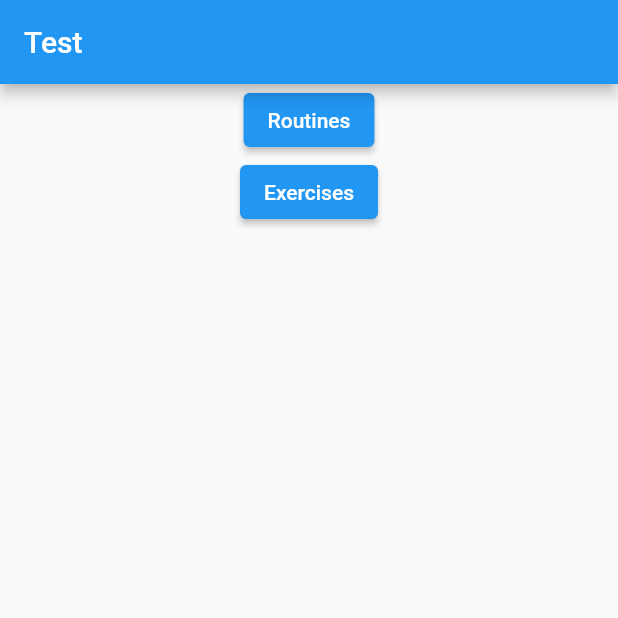
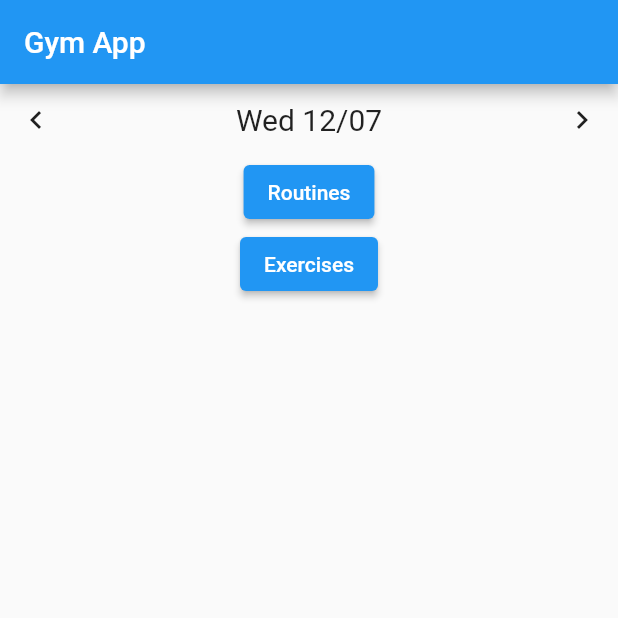
Before and after one commit to Maccas21/flutter_gym_app, a Flutter app: the screen it shows after launch, on a phone screen of 412 x 824 dp, the top half of it. Run offline on Flutter 3.47's test engine with Material 2 defaults, Android fonts, the phone set to English and light mode, and no system bars; our stand-ins replace hive, hive_flutter; accounts and stored records are empty.

Commit message:
added basic date selector, home page tiles, refactor

```diff
--- a/lib/Model/exercises.dart
+++ b/lib/Model/exercises.dart
@@ -74,6 +74,9 @@ const muscleCategory = {
   ],
 };
 
+// When changing RUN COMMAND: "flutter packages pub run build_runner build"
+// regenerates type adapters used by hive
+
 @HiveType(typeId: 1)
 class ExerciseSet {
   @HiveField(0)
@@ -95,5 +98,7 @@ class ExerciseDayLog {
   @HiveField(0)
   List<ExerciseSet> sets = [];
   @HiveField(1)
-  DateTime date = DateTime.now();
+  DateTime date;
+
+  ExerciseDayLog({required this.date});
 }
--- a/lib/Pages/exercises_page.dart
+++ b/lib/Pages/exercises_page.dart
@@ -5,7 +5,8 @@ import 'package:flutter_gym_app/Pages/graph_tab.dart';
 import 'package:flutter_gym_app/Pages/history_tab.dart';
 
 class ExercisesPage extends StatefulWidget {
-  const ExercisesPage({super.key});
+  final DateTime currentDate;
+  const ExercisesPage({super.key, required this.currentDate});
 
   @override
   State<ExercisesPage> createState() => _ExercisesPageState();
@@ -16,18 +17,19 @@ class _ExercisesPageState extends State<ExercisesPage> {
   late List<Widget> exercisePages = [
     ExerciseListPage(
       listViewOnTap: listViewOnTap,
+      currentDate: widget.currentDate,
     ),
     const GraphTab(),
     const HistoryTab(),
   ];
 
   void listViewOnTap(String name) {
-    //print(name);
     Navigator.of(context).push(
       MaterialPageRoute(
         builder: (BuildContext context) {
           return AddExercisePage(
             exerciseName: name,
+            currentDate: widget.currentDate,
           );
         },
       ),
--- a/lib/Pages/home_page.dart
+++ b/lib/Pages/home_page.dart
@@ -1,18 +1,84 @@
 import 'package:flutter/material.dart';
+import 'package:flutter_gym_app/Model/database.dart';
 import 'package:flutter_gym_app/Pages/exercises_page.dart';
 import 'package:flutter_gym_app/Pages/routines_page.dart';
+import 'package:flutter_gym_app/Util/exercise_day_tile.dart';
+import 'package:intl/intl.dart';
 
-class HomePage extends StatelessWidget {
+class HomePage extends StatefulWidget {
   const HomePage({super.key});
+
+  @override
+  State<HomePage> createState() => _HomePageState();
+}
+
+class _HomePageState extends State<HomePage> {
+  DayDatabase db = DayDatabase();
+
+  @override
+  void initState() {
+    super.initState();
+
+    db.updateDatabase();
+  }
+
+  // update page when coming back to this page
+  void reinitPage() {
+    setState(() {
+      db.updateDatabase();
+    });
+  }
+
+  void addDay() {
+    setState(() {
+      db.setDay(db.currentDate.subtract(const Duration(days: 1)));
+    });
+  }
+
+  void subtractDay() {
+    setState(() {
+      db.setDay(db.currentDate.subtract(const Duration(days: -1)));
+    });
+  }
+
+  void resetDate() {
+    setState(() {
+      db.setDay(DateTime.now());
+    });
+  }
 
   @override
   Widget build(BuildContext context) {
     return Scaffold(
       appBar: AppBar(
-        title: const Text("Test"),
+        title: const Text("Gym App"),
       ),
       body: Center(
-        child: Column(children: [
+        child: Column(
+          mainAxisSize: MainAxisSize.min,
+          children: [
+            Row(
+              mainAxisAlignment: MainAxisAlignment.spaceBetween,
+              children: [
+                IconButton(
+                  onPressed: subtractDay,
+                  icon: const Icon(Icons.chevron_left),
+                  splashRadius: 20,
+                ),
+                GestureDetector(
+                  onTap: resetDate,
+                  child: Text(
+                    DateFormat('EEE dd/MM').format(db.currentDate),
+                    style: const TextStyle(fontSize: 20),
+                  ),
+                ),
+                IconButton(
+                  onPressed: addDay,
+                  icon: const Icon(Icons.chevron_right),
+                  splashRadius: 20,
+                ),
+              ],
+            ),
             ElevatedButton(
               onPressed: () {
                 Navigator.of(context).push(
@@ -30,14 +96,29 @@ class HomePage extends StatelessWidget {
                 Navigator.of(context).push(
                   MaterialPageRoute(
                     builder: (BuildContext context) {
-                    return const ExercisesPage();
+                      return ExercisesPage(
+                        currentDate: db.currentDate,
+                      );
                     },
                   ),
-              );
+                ).then((value) => reinitPage());
               },
               child: const Text("Exercises"),
             ),
-        ]),
+            Expanded(
+              child: Scrollbar(
+                child: ListView.builder(
+                  itemCount: db.currentDateExercises.length,
+                  itemBuilder: ((context, index) {
+                    return ExerciseDayTile(
+                        dayLog: db.dayExerciseList[index],
+                        exerciseName: db.currentDateExercises[index]);
+                  }),
+                ),
+              ),
+            )
+          ],
+        ),
       ),
     );
   }
```
Also changed, not shown: lib/Model/database.dart (+60 -12 lines), lib/Pages/add_exercise_page.dart (+24 -40 lines), lib/Pages/exercise_list_page.dart (+15 -6 lines), lib/Util/exercise_day_tile.dart (added, +50 -0 lines), lib/Util/tile_selector_helper.dart (added, +78 -0 lines), lib/Model/exercises.g.dart. Lines whose indentation alone changed are shown as unchanged.
